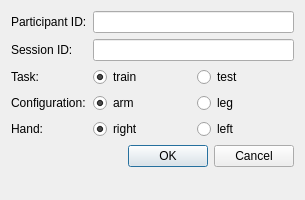
Above: pygesture/ui/templates/new_session_template.ui from ixjlyons/pygesture before the change. Below: the same form after it.
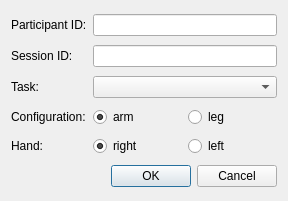
That is the form after the change.

Commit message: Task tabs are now specified by the config file -- this will be nice for implementing new tasks outside the main code base. In fact, the TAC test tab should probably be migrated to a separate project. Lint cleanup as well.

What changed in the file:
```diff
--- a/pygesture/ui/templates/new_session_template.ui
+++ b/pygesture/ui/templates/new_session_template.ui
@@ -9,8 +9,8 @@
    <rect>
     <x>0</x>
     <y>0</y>
-    <width>305</width>
-    <height>200</height>
+    <width>288</width>
+    <height>201</height>
    </rect>
   </property>
   <property name="sizePolicy">
@@ -28,7 +28,7 @@
   <property name="modal">
    <bool>true</bool>
   </property>
-  <layout class="QFormLayout" name="formLayout">
+  <layout class="QGridLayout" name="gridLayout">
    <item row="0" column="0">
     <widget class="QLabel" name="participantLabel">
      <property name="text">
@@ -50,38 +50,14 @@
     <widget class="QLineEdit" name="sessionLineEdit"/>
    </item>
    <item row="2" column="0">
-    <widget class="QLabel" name="label">
+    <widget class="QLabel" name="label_3">
      <property name="text">
       <string>Task:</string>
      </property>
     </widget>
    </item>
    <item row="2" column="1">
-    <layout class="QHBoxLayout" name="horizontalLayout_2">
-     <item>
-      <widget class="QRadioButton" name="trainRadioButton">
-       <property name="text">
-        <string>train</string>
-       </property>
-       <property name="checked">
-        <bool>true</bool>
-       </property>
-       <attribute name="buttonGroup">
-        <string notr="true">taskGroup</string>
-       </attribute>
-      </widget>
-     </item>
-     <item>
-      <widget class="QRadioButton" name="testRadioButton">
-       <property name="text">
-        <string>test</string>
-       </property>
-       <attribute name="buttonGroup">
-        <string notr="true">taskGroup</string>
-       </attribute>
-      </widget>
-     </item>
-    </layout>
+    <widget class="QComboBox" name="taskComboBox"/>
    </item>
    <item row="3" column="0">
     <widget class="QLabel" name="configurationLabel">
```
Left out of the diff: 7 changed lines with no effect on the pictures. The commit also changes 11 other files.
